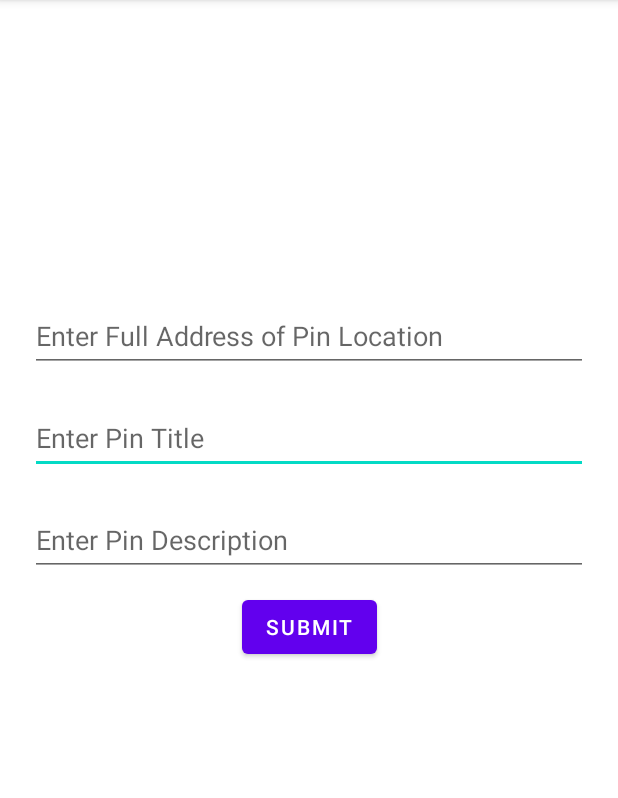
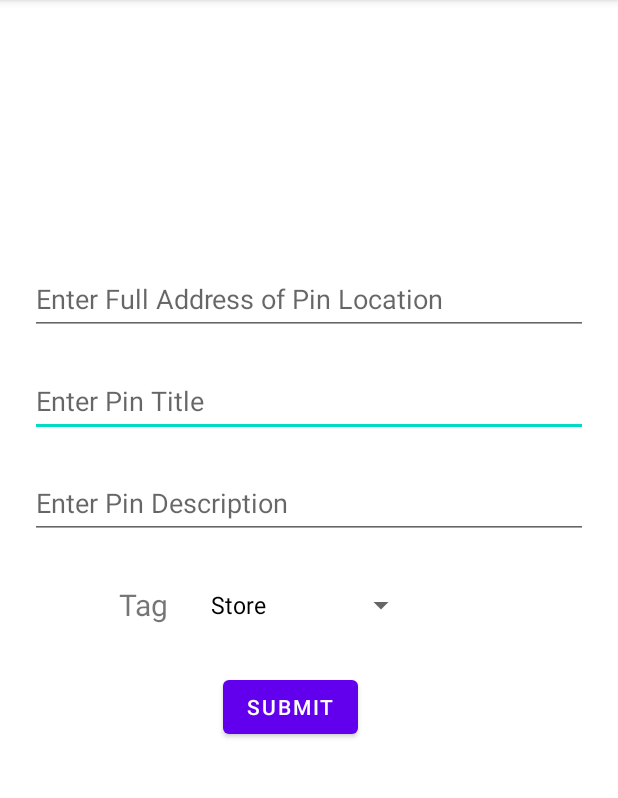
Before and after one commit to Taylor-Girard/ComicConvo, an Android app: the AddPinActivity screen opened directly, with no data from a screen before it, on a phone screen of 412 x 824 dp, the part 84-882 px from its top. Run offline under Robolectric (Android 15) with nearby library versions, the phone set to English and light mode, and no system bars; libraries missing offline, so code that uses them is left out: com.codepath.asynchttpclient, com.parse.

Commit message:
Drop-down menu for pin tags are shown, user can select one and it is saved in the Pin in Parse https://github.com/Taylor-Girard/ComicConvo/issues/7

```diff
--- a/app/src/main/java/com/taylorgirard/comicconvo/activities/AddPinActivity.java
+++ b/app/src/main/java/com/taylorgirard/comicconvo/activities/AddPinActivity.java
@@ -6,8 +6,11 @@ import android.content.Intent;
 import android.os.Bundle;
 import android.util.Log;
 import android.view.View;
+import android.widget.AdapterView;
+import android.widget.ArrayAdapter;
 import android.widget.Button;
 import android.widget.EditText;
+import android.widget.Spinner;
 import android.widget.Toast;
 
 import com.codepath.asynchttpclient.AsyncHttpClient;
@@ -19,27 +22,25 @@ import com.parse.ParseUser;
 import com.parse.SaveCallback;
 import com.taylorgirard.comicconvo.BuildConfig;
 import com.taylorgirard.comicconvo.R;
-import com.taylorgirard.comicconvo.models.Comic;
 import com.taylorgirard.comicconvo.models.Pin;
 
 import org.json.JSONArray;
 import org.json.JSONException;
 import org.json.JSONObject;
 
-import java.util.Properties;
-
 import okhttp3.Headers;
 
-public class AddPinActivity extends AppCompatActivity {
+public class AddPinActivity extends AppCompatActivity implements AdapterView.OnItemSelectedListener {
 
     public static final String TAG = "AddPinActivity";
     public static final String GOOGLE_GEOCODING_URL = "https://maps.googleapis.com/maps/api/geocode/json?key=" + BuildConfig.MAPS_API_KEY;
-
 
     EditText etPinAddress;
     EditText etPinTitle;
     EditText etPinDescription;
     Button btnSubmitPin;
+    Spinner spTag;
+    String pinTag = "Store";
 
     @Override
     protected void onCreate(Bundle savedInstanceState) {
@@ -50,6 +51,12 @@ public class AddPinActivity extends AppCompatActivity {
         etPinTitle = findViewById(R.id.etPinTitle);
         etPinDescription = findViewById(R.id.etPinDescription);
         btnSubmitPin = findViewById(R.id.btnSubmitPin);
+        spTag = findViewById(R.id.spTag);
+
+
+        ArrayAdapter<CharSequence> adapter = ArrayAdapter.createFromResource(this, R.array.tag_list, android.R.layout.simple_spinner_dropdown_item);
+        spTag.setAdapter(adapter);
+        spTag.setOnItemSelectedListener(this);
 
         btnSubmitPin.setOnClickListener(new View.OnClickListener() {
             @Override
@@ -90,6 +97,7 @@ public class AddPinActivity extends AppCompatActivity {
                                 pin.put("Description", etPinDescription.getText().toString());
                                 ParseGeoPoint point = new ParseGeoPoint(lat, lng);
                                 pin.put("Location", point);
+                                pin.put("Tag", pinTag);
                                 pin.put("Author", ParseUser.getCurrentUser());
                                 pin.saveInBackground(new SaveCallback() {
                                     @Override
@@ -114,4 +122,14 @@ public class AddPinActivity extends AppCompatActivity {
         });
 
     }
+
+    @Override
+    public void onItemSelected(AdapterView<?> parent, View view, int position, long id) {
+        pinTag = parent.getItemAtPosition(position).toString();
+    }
+
+    @Override
+    public void onNothingSelected(AdapterView<?> parent) {
+
+    }
 }
--- a/app/src/main/res/layout/activity_add_pin.xml
+++ b/app/src/main/res/layout/activity_add_pin.xml
@@ -11,8 +11,8 @@
         android:id="@+id/etPinTitle"
         android:layout_width="match_parent"
         android:layout_height="@dimen/clickable"
-        android:layout_margin="@dimen/image_margin_top"
-        android:layout_marginStart="20dp"
+        android:layout_margin="@dimen/margin_sides_pins"
+        android:layout_marginStart="@dimen/margin_sides_pins"
         android:hint="@string/enter_title"
         app:layout_constraintStart_toStartOf="parent"
         app:layout_constraintTop_toBottomOf="@+id/etPinAddress"></EditText>
@@ -21,9 +21,9 @@
         android:id="@+id/etPinAddress"
         android:layout_width="match_parent"
         android:layout_height="@dimen/clickable"
-        android:layout_marginStart="@dimen/image_margin_top"
-        android:layout_marginTop="@dimen/cover_height_list"
-        android:layout_marginEnd="@dimen/image_margin_top"
+        android:layout_marginStart="@dimen/margin_sides_pins"
+        android:layout_marginTop="@dimen/margin_top_pins"
+        android:layout_marginEnd="@dimen/margin_sides_pins"
         android:hint="@string/enter_address"
         app:layout_constraintEnd_toEndOf="parent"
         app:layout_constraintStart_toStartOf="parent"
@@ -34,7 +34,7 @@
         android:layout_width="match_parent"
         android:layout_height="@dimen/clickable"
         android:layout_margin="@dimen/image_margin_top"
-        android:layout_marginStart="20dp"
+        android:layout_marginStart="@dimen/image_margin_top"
         android:hint="@string/enter_description"
         app:layout_constraintStart_toStartOf="parent"
         app:layout_constraintTop_toBottomOf="@+id/etPinTitle"></EditText>
@@ -43,10 +43,31 @@
         android:id="@+id/btnSubmitPin"
         android:layout_width="wrap_content"
         android:layout_height="wrap_content"
-        android:layout_marginTop="@dimen/space_between_items"
+        android:layout_marginTop="@dimen/margin_sides_pins"
         android:text="@string/submit"
         app:layout_constraintEnd_toEndOf="parent"
+        app:layout_constraintHorizontal_bias="0.462"
         app:layout_constraintStart_toStartOf="parent"
+        app:layout_constraintTop_toBottomOf="@+id/spTag" />
+
+    <Spinner
+        android:id="@+id/spTag"
+        android:layout_width="wrap_content"
+        android:layout_height="wrap_content"
+        android:layout_marginTop="@dimen/margin_sides_pins"
+        app:layout_constraintEnd_toEndOf="parent"
+        app:layout_constraintHorizontal_bias="0.498"
+        app:layout_constraintStart_toStartOf="parent"
+        app:layout_constraintTop_toBottomOf="@+id/etPinDescription"></Spinner>
+
+    <TextView
+        android:layout_width="wrap_content"
+        android:layout_height="wrap_content"
+        android:layout_marginTop="@dimen/margin_top_tag"
+        android:layout_marginEnd="@dimen/margin_sides_pins"
+        android:text="@string/Tag"
+        android:textSize="20sp"
+        app:layout_constraintEnd_toStartOf="@+id/spTag"
         app:layout_constraintTop_toBottomOf="@+id/etPinDescription" />
 
 </androidx.constraintlayout.widget.ConstraintLayout>
--- a/app/src/main/res/values/dimens.xml
+++ b/app/src/main/res/values/dimens.xml
@@ -39,4 +39,9 @@
     <!--Map-->
     <dimen name="radius_filter_width">100dp</dimen>
     <dimen name="map_bottom_margin">50dp</dimen>
+
+    <!--Add Pin-->
+    <dimen name="margin_sides_pins">20dp</dimen>
+    <dimen name="margin_top_pins">175dp</dimen>
+    <dimen name="margin_top_tag">30dp</dimen>
 </resources>
--- a/app/src/main/res/values/strings.xml
+++ b/app/src/main/res/values/strings.xml
@@ -17,5 +17,11 @@
     <string name="enter_title">Enter Pin Title</string>
     <string name="enter_description">Enter Pin Description</string>
     <string name="enter_address">Enter Full Address of Pin Location</string>
+    <string name="Tag">Tag</string>
     <string name="radius_filter">Radius (mi)</string>
+    <string-array name="tag_list">
+        <item name="store_tag">Store</item>
+        <item name="convention_tag">Convention</item>
+        <item name="meetup_tag">Meetup</item>
+    </string-array>
 </resources>
```
